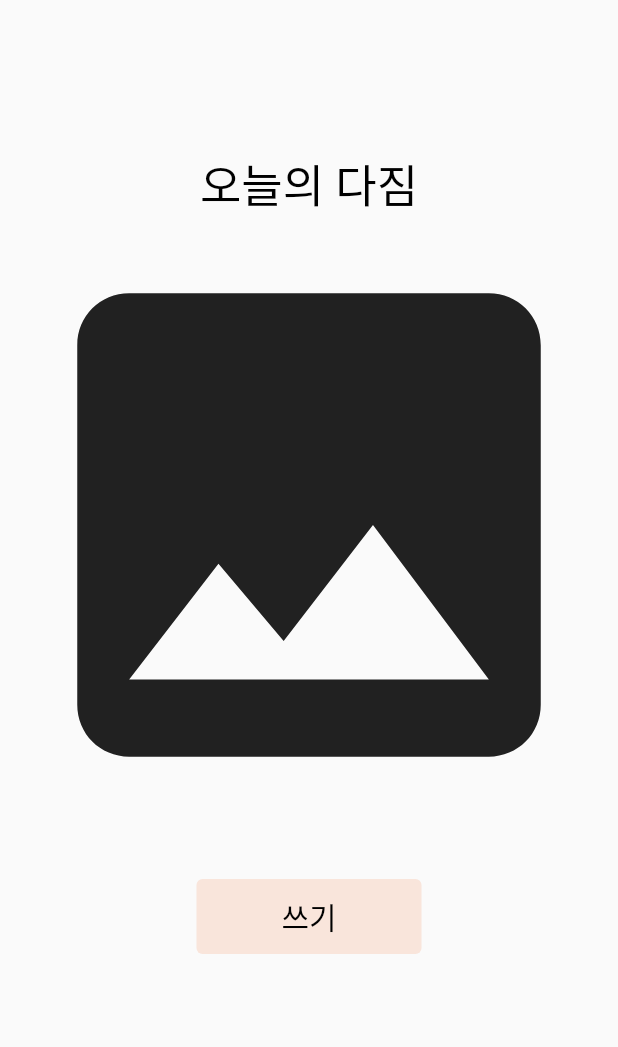
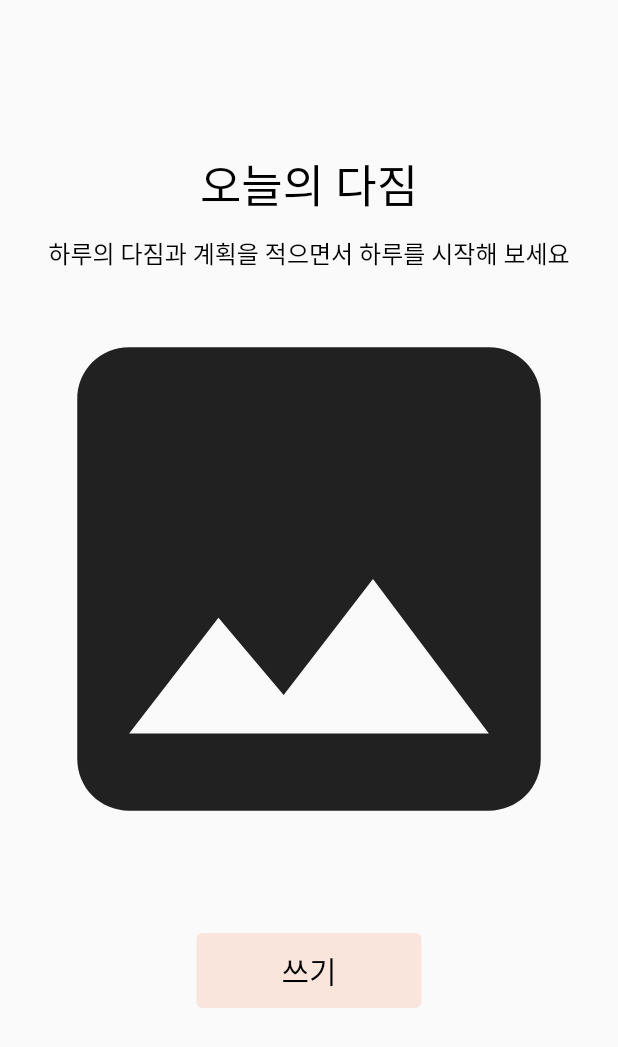
Before and after one commit to leekina/morning_diary, a Flutter app: the screen it shows after launch, on a phone screen of 412 x 824 dp. Shown: the top 1047 px of the screen. Run offline on Flutter 3.47's test engine with Material 2 defaults, Android fonts, the phone set to English and light mode, and no system bars; our stand-ins replace carousel_slider.

Commit message:
DESIGN : 시작페이지 설명추가

```diff
--- a/lib/screens/start_page.dart
+++ b/lib/screens/start_page.dart
@@ -1,4 +1,5 @@
 import 'package:flutter/material.dart';
+import 'package:morning_diary/screens/question_page.dart';
 
 class StartPage extends StatelessWidget {
   const StartPage({super.key});
@@ -18,13 +19,25 @@ class StartPage extends StatelessWidget {
               style: TextStyle(color: Colors.black, fontSize: 30),
               textAlign: TextAlign.center,
             ),
+            SizedBox(height: 12),
+            Text(
+              '하루의 다짐과 계획을 적으면서 하루를 시작해 보세요',
+              style: TextStyle(color: Colors.black, fontSize: 16),
+              textAlign: TextAlign.center,
+            ),
             Icon(
               Icons.image,
               size: MediaQuery.of(context).size.width,
             ),
             SizedBox(height: 30),
             ElevatedButton(
-              onPressed: () {},
+              onPressed: () {
+                Navigator.push(
+                    context,
+                    MaterialPageRoute(
+                      builder: (context) => QuestionPage(),
+                    ));
+              },
               style: ElevatedButton.styleFrom(
                   elevation: 0,
                   fixedSize: Size(150, 50),
```
